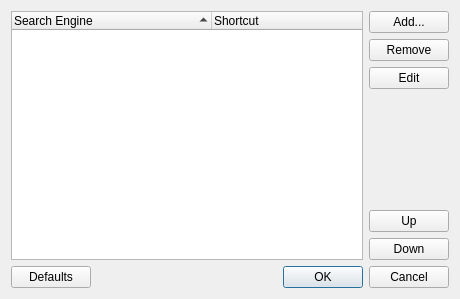
Above: src/lib/opensearch/searchenginesdialog.ui from QupZilla/qupzilla before the change. Below: the same form after it.
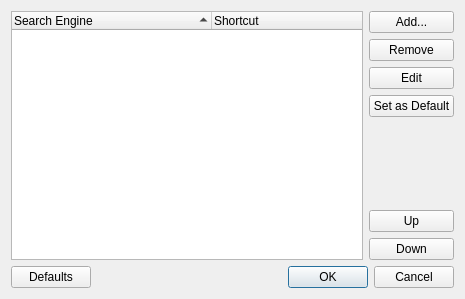
That is the form after the change.

Commit message: Add option to set a default search engine and use that for searching in address bar.

Patch:
```diff
--- a/src/lib/opensearch/searchenginesdialog.ui
+++ b/src/lib/opensearch/searchenginesdialog.ui
@@ -6,7 +6,7 @@
    <rect>
     <x>0</x>
     <y>0</y>
-    <width>460</width>
+    <width>465</width>
     <height>299</height>
    </rect>
   </property>
@@ -37,6 +37,13 @@
        </property>
       </widget>
      </item>
+     <item>
+      <widget class="QPushButton" name="setAsDefault">
+       <property name="text">
+        <string>Set as Default</string>
+       </property>
+      </widget>
+     </item>
      <item>
       <spacer name="verticalSpacer">
        <property name="orientation">
```
The commit also changes 12 other files.
